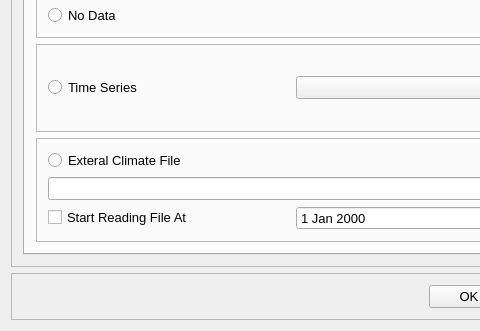
Before: the Qt Designer form src/ui/SWMM/frmClimatologyDesigner.ui in USEPA/SWMM-EPANET_User_Interface, drawn with Qt 5; both pictures show x 0 to 480 and y 112 to 443 of the 618 by 443 pixel window.
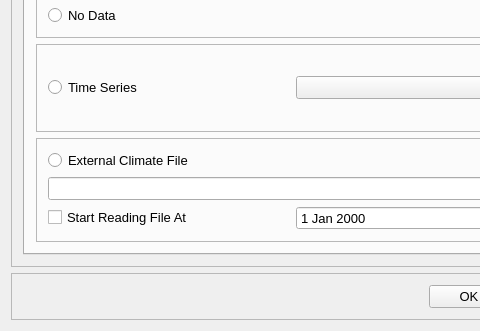
After: the same form once the commit is applied.

```diff
--- a/src/ui/SWMM/frmClimatologyDesigner.ui
+++ b/src/ui/SWMM/frmClimatologyDesigner.ui
@@ -126,7 +126,7 @@
               <item row="1" column="0">
                <widget class="QRadioButton" name="rbnExternal">
                 <property name="text">
-                 <string>Exteral Climate File</string>
+                 <string>External Climate File</string>
                 </property>
                </widget>
               </item>
```
Left out of the diff: 2 changed lines with no effect on the pictures.
